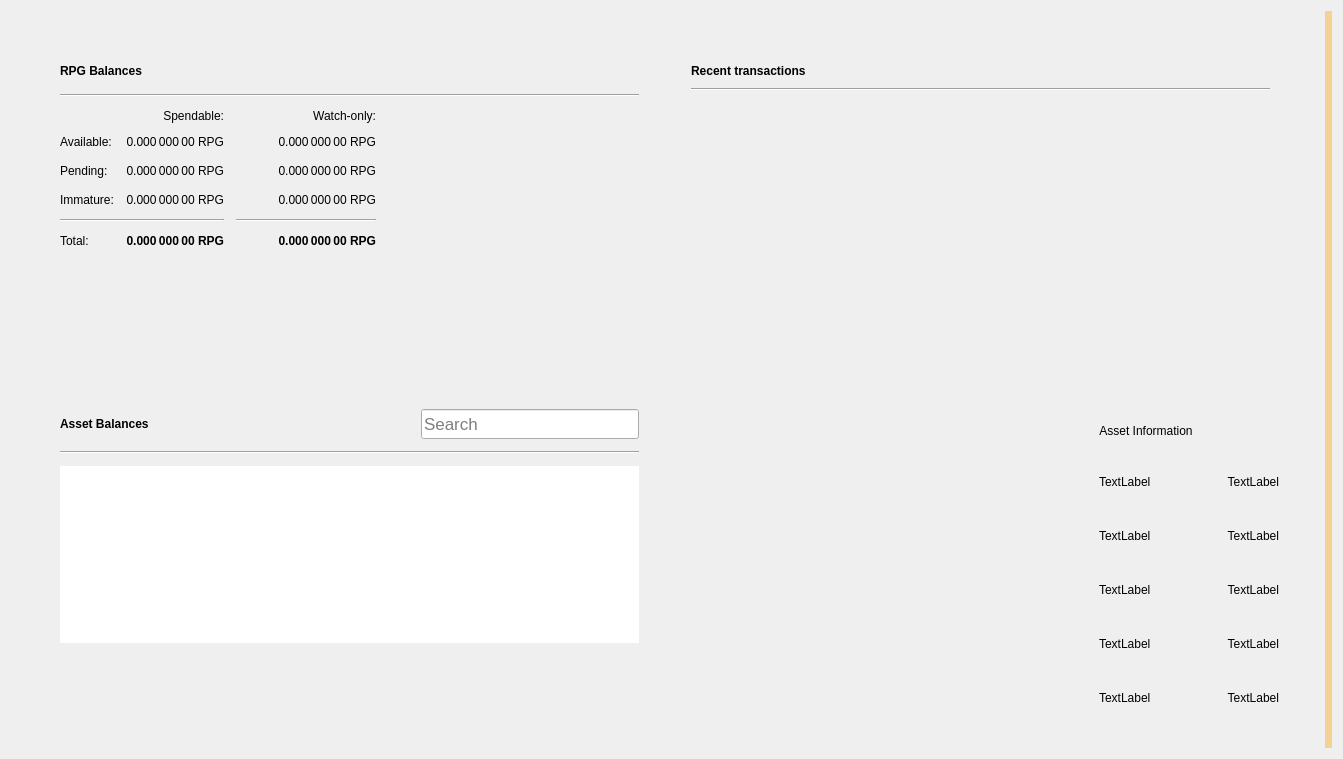
Old version of the form src/qt/forms/overviewpage.ui in the repository RPGCoin/RPG-Core.
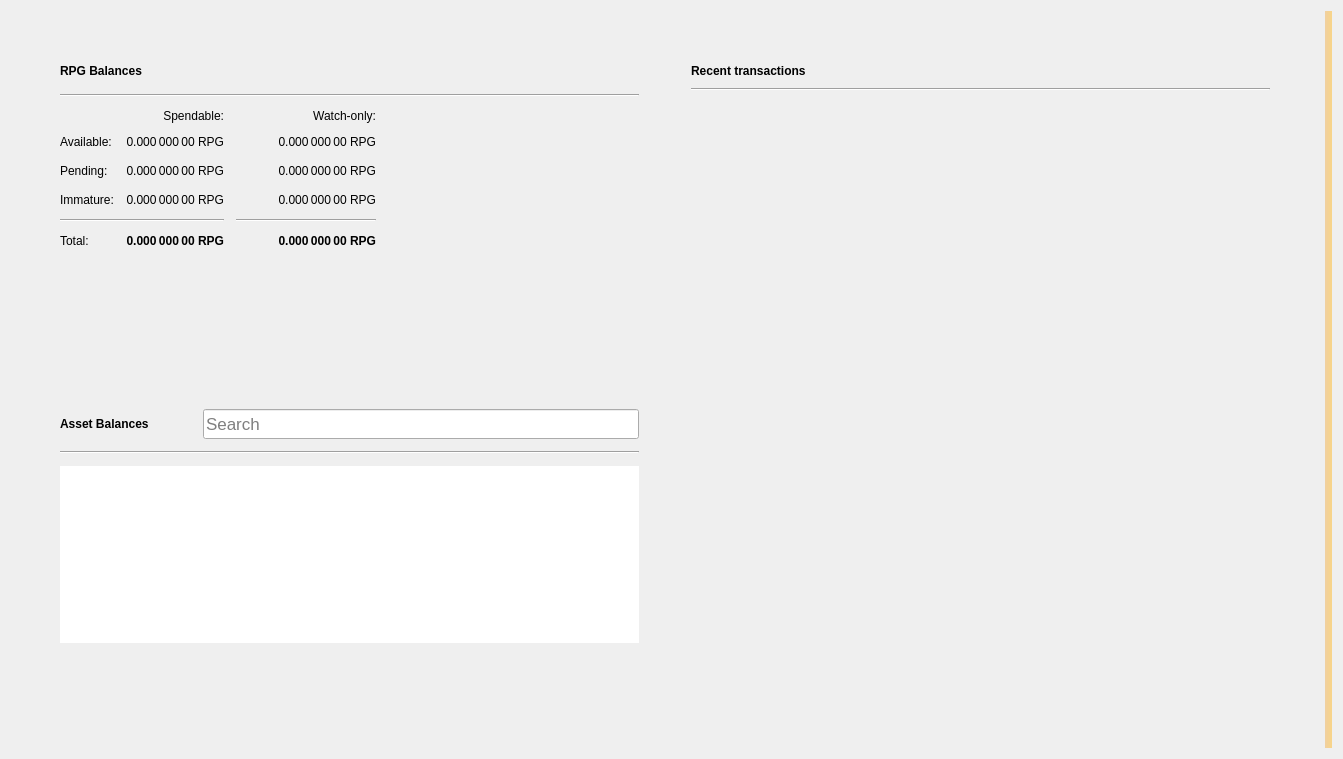
New version of the form. Icons and pictures are not drawn.

Patch:
```diff
--- a/src/qt/forms/overviewpage.ui
+++ b/src/qt/forms/overviewpage.ui
@@ -18,25 +18,23 @@
   </property>
   <layout class="QGridLayout" name="gridLayout_3">
    <item row="0" column="1">
-    <widget class="QLabel" name="labelAlerts">
-     <property name="visible">
-      <bool>true</bool>
+    <layout class="QVBoxLayout" name="verticalLayout_7">
+     <property name="spacing">
+      <number>0</number>
      </property>
-     <property name="styleSheet">
-      <string notr="true">QLabel { background-color: qlineargradient(x1: 0, y1: 0, x2: 1, y2: 0, stop:0 #F0D0A0, stop:1 #F8D488); color:#000000; }</string>
+     <property name="leftMargin">
+      <number>0</number>
      </property>
-     <property name="wordWrap">
-      <bool>true</bool>
+     <property name="topMargin">
+      <number>0</number>
      </property>
-     <property name="margin">
-      <number>3</number>
+     <property name="rightMargin">
+      <number>0</number>
      </property>
-     <property name="textInteractionFlags">
-      <set>Qt::TextSelectableByMouse</set>
+     <property name="bottomMargin">
+      <number>0</number>
      </property>
-    </widget>
-   </item>
-   <item row="0" column="0">
+     <item>
     <layout class="QHBoxLayout" name="horizontalLayout" stretch="0,0">
      <property name="spacing">
       <number>34</number>
@@ -540,19 +538,6 @@
               </property>
              </widget>
             </item>
-            <item>
-             <spacer name="horizontalSpacer_4">
-              <property name="orientation">
-               <enum>Qt::Horizontal</enum>
-              </property>
-              <property name="sizeHint" stdset="0">
-               <size>
-                <width>40</width>
-                <height>20</height>
-               </size>
-              </property>
-             </spacer>
-            </item>
             <item alignment="Qt::AlignBottom">
              <widget class="QLineEdit" name="assetSearch">
               <property name="sizePolicy">
@@ -660,6 +645,12 @@
        </property>
        <item>
         <widget class="QFrame" name="frame_2">
+           <property name="sizePolicy">
+            <sizepolicy hsizetype="Preferred" vsizetype="Fixed">
+             <horstretch>0</horstretch>
+             <verstretch>0</verstretch>
+            </sizepolicy>
+           </property>
          <property name="frameShape">
           <enum>QFrame::NoFrame</enum>
          </property>
@@ -673,19 +664,6 @@
           <property name="horizontalSpacing">
            <number>12</number>
           </property>
-          <item row="3" column="0">
-           <spacer name="verticalSpacer_2">
-            <property name="orientation">
-             <enum>Qt::Vertical</enum>
-            </property>
-            <property name="sizeHint" stdset="0">
-             <size>
-              <width>20</width>
-              <height>40</height>
-             </size>
-            </property>
-           </spacer>
-          </item>
           <item row="0" column="0">
            <layout class="QHBoxLayout" name="horizontalLayout_2">
             <item>
@@ -779,7 +757,7 @@
         </widget>
        </item>
        <item>
-        <spacer name="verticalSpacer">
+          <spacer name="verticalSpacer_2">
          <property name="orientation">
           <enum>Qt::Vertical</enum>
          </property>
@@ -791,192 +769,31 @@
          </property>
         </spacer>
        </item>
-       <item>
-        <layout class="QGridLayout" name="gridLayout_4" columnminimumwidth="0,0,0,0">
-         <item row="3" column="2">
-          <widget class="QLabel" name="assetInfoPercentageLabel">
-           <property name="text">
-            <string>TextLabel</string>
-           </property>
-           <property name="alignment">
-            <set>Qt::AlignLeading|Qt::AlignLeft|Qt::AlignVCenter</set>
-           </property>
-          </widget>
-         </item>
-         <item row="1" column="2">
-          <widget class="QLabel" name="assetInfoStatusLabel">
-           <property name="text">
-            <string>TextLabel</string>
-           </property>
-           <property name="alignment">
-            <set>Qt::AlignLeading|Qt::AlignLeft|Qt::AlignVCenter</set>
-           </property>
-          </widget>
-         </item>
-         <item row="3" column="3">
-          <widget class="QLabel" name="assetInfoPercentageValue">
-           <property name="text">
-            <string>TextLabel</string>
-           </property>
-           <property name="alignment">
-            <set>Qt::AlignRight|Qt::AlignTrailing|Qt::AlignVCenter</set>
-           </property>
-          </widget>
-         </item>
-         <item row="0" column="3">
-          <layout class="QHBoxLayout" name="horizontalLayout_5"/>
-         </item>
-         <item row="3" column="0">
-          <spacer name="horizontalSpacer_7">
-           <property name="orientation">
-            <enum>Qt::Horizontal</enum>
-           </property>
-           <property name="sizeHint" stdset="0">
-            <size>
-             <width>40</width>
-             <height>20</height>
-            </size>
-           </property>
-          </spacer>
-         </item>
-         <item row="6" column="0">
-          <spacer name="horizontalSpacer_9">
-           <property name="orientation">
-            <enum>Qt::Horizontal</enum>
-           </property>
-           <property name="sizeHint" stdset="0">
-            <size>
-             <width>40</width>
-             <height>20</height>
-            </size>
-           </property>
-          </spacer>
-         </item>
-         <item row="2" column="2">
-          <widget class="QLabel" name="assetInfoBlockLabel">
-           <property name="text">
-            <string>TextLabel</string>
-           </property>
-           <property name="alignment">
-            <set>Qt::AlignLeading|Qt::AlignLeft|Qt::AlignVCenter</set>
-           </property>
-          </widget>
-         </item>
-         <item row="0" column="0">
-          <layout class="QHBoxLayout" name="horizontalLayout_6"/>
-         </item>
-         <item row="2" column="0">
-          <spacer name="horizontalSpacer_6">
-           <property name="orientation">
-            <enum>Qt::Horizontal</enum>
-           </property>
-           <property name="sizeHint" stdset="0">
-            <size>
-             <width>40</width>
-             <height>20</height>
-            </size>
-           </property>
-          </spacer>
-         </item>
-         <item row="2" column="3">
-          <widget class="QLabel" name="assetInfoBlockValue">
-           <property name="text">
-            <string>TextLabel</string>
-           </property>
-           <property name="alignment">
-            <set>Qt::AlignRight|Qt::AlignTrailing|Qt::AlignVCenter</set>
-           </property>
-          </widget>
-         </item>
-         <item row="1" column="0">
-          <spacer name="horizontalSpacer_5">
-           <property name="orientation">
-            <enum>Qt::Horizontal</enum>
-           </property>
-           <property name="sizeHint" stdset="0">
-            <size>
-             <width>40</width>
-             <height>20</height>
-            </size>
-           </property>
-          </spacer>
-         </item>
-         <item row="5" column="0">
-          <spacer name="horizontalSpacer_8">
-           <property name="orientation">
-            <enum>Qt::Horizontal</enum>
-           </property>
-           <property name="sizeHint" stdset="0">
-            <size>
-             <width>40</width>
-             <height>20</height>
-            </size>
-           </property>
-          </spacer>
-         </item>
-         <item row="0" column="2">
-          <widget class="QLabel" name="assetInfoTitleLabel">
-           <property name="layoutDirection">
-            <enum>Qt::LeftToRight</enum>
-           </property>
-           <property name="text">
-            <string>Asset Information</string>
-           </property>
-           <property name="alignment">
-            <set>Qt::AlignCenter</set>
-           </property>
-          </widget>
-         </item>
-         <item row="1" column="3">
-          <widget class="QLabel" name="assetInfoStatusValue">
-           <property name="text">
-            <string>TextLabel</string>
-           </property>
-           <property name="alignment">
-            <set>Qt::AlignRight|Qt::AlignTrailing|Qt::AlignVCenter</set>
-           </property>
-          </widget>
-         </item>
-         <item row="6" column="2">
-          <widget class="QLabel" name="assetInfoPossibleLabel">
-           <property name="text">
-            <string>TextLabel</string>
-           </property>
-          </widget>
-         </item>
-         <item row="5" column="2">
-          <widget class="QLabel" name="assetInfoBlocksLeftLabel">
-           <property name="text">
-            <string>TextLabel</string>
-           </property>
-          </widget>
-         </item>
-         <item row="6" column="3">
-          <widget class="QLabel" name="assetInfoPossibleValue">
-           <property name="text">
-            <string>TextLabel</string>
-           </property>
-           <property name="alignment">
-            <set>Qt::AlignRight|Qt::AlignTrailing|Qt::AlignVCenter</set>
-           </property>
-          </widget>
-         </item>
-         <item row="5" column="3">
-          <widget class="QLabel" name="assetInfoBlocksLeftValue">
-           <property name="text">
-            <string>TextLabel</string>
-           </property>
-           <property name="alignment">
-            <set>Qt::AlignRight|Qt::AlignTrailing|Qt::AlignVCenter</set>
-           </property>
-          </widget>
-         </item>
         </layout>
-       </item>
+         </item>
       </layout>
-     </item>
+         </item>
     </layout>
-   </item>
+         </item>
+         <item row="0" column="3">
+    <widget class="QLabel" name="labelAlerts">
+     <property name="visible">
+      <bool>true</bool>
+           </property>
+     <property name="styleSheet">
+      <string notr="true">QLabel { background-color: qlineargradient(x1: 0, y1: 0, x2: 1, y2: 0, stop:0 #F0D0A0, stop:1 #F8D488); color:#000000; }</string>
+           </property>
+     <property name="wordWrap">
+      <bool>true</bool>
+           </property>
+     <property name="margin">
+      <number>3</number>
+           </property>
+     <property name="textInteractionFlags">
+      <set>Qt::TextSelectableByMouse</set>
+           </property>
+          </widget>
+         </item>
   </layout>
  </widget>
  <resources/>
```
Left out of the diff: 6 changed lines with no effect on the pictures.
